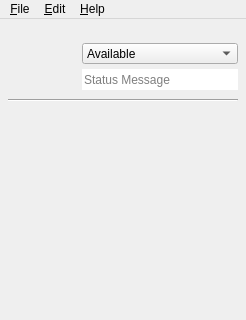
RgbTrouw/Qs-Messenger, file 1.0.2d/src/client/MainWindow.ui: the form before one commit; both pictures show x 0 to 246 and y 0 to 320 of the 246 by 928 pixel window.
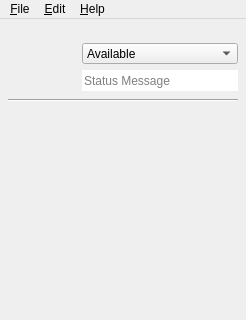
The form after the commit. Icons and pictures are not drawn.

Commit message: Adjust minimum and maximum height in MainWindow.ui

Diff of the .ui file:
```diff
--- a/1.0.2d/src/client/MainWindow.ui
+++ b/1.0.2d/src/client/MainWindow.ui
@@ -631,13 +631,13 @@
                 <property name="minimumSize">
                  <size>
                   <width>120</width>
-                  <height>16</height>
+                  <height>14</height>
                  </size>
                 </property>
                 <property name="maximumSize">
                  <size>
                   <width>320</width>
-                  <height>16</height>
+                  <height>14</height>
                  </size>
                 </property>
                 <property name="font">
```
